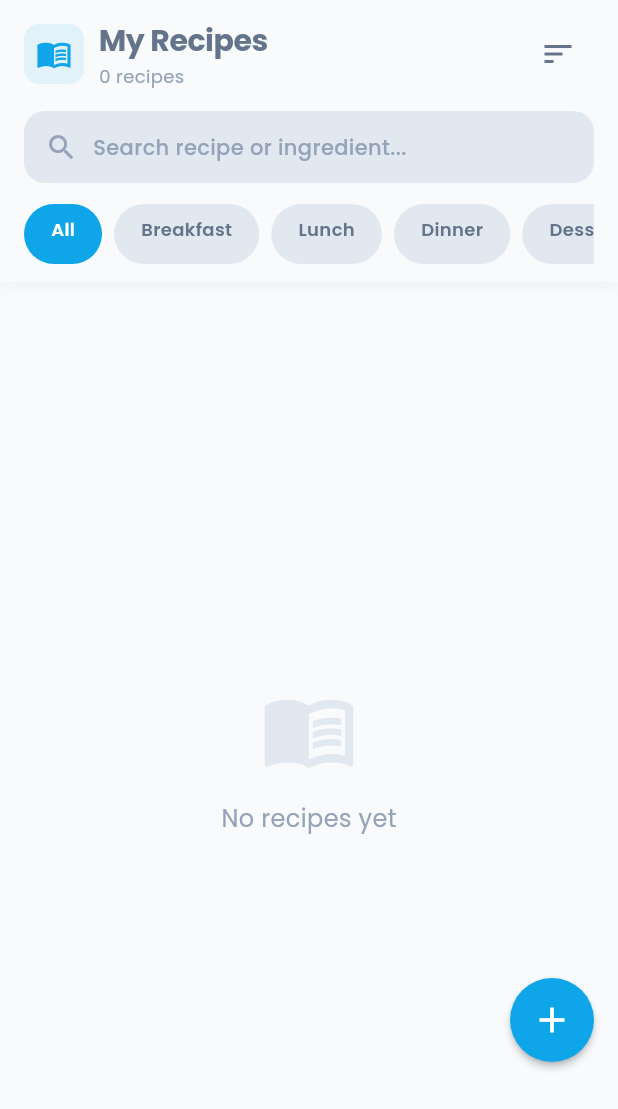
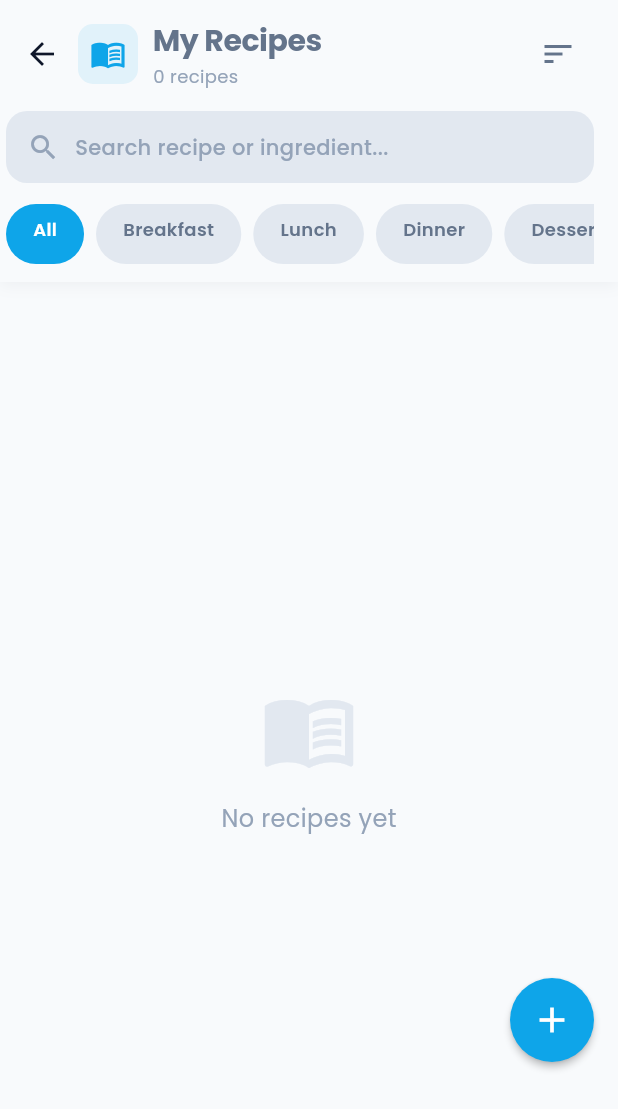
Before and after one commit to Xslead/ChefSpecials, a Flutter app: the MyRecipesScreen screen opened by its route, on a phone screen of 412 x 824 dp. Shown: the top 1109 px of the screen. Run offline on Flutter 3.47's test engine with Material 3 defaults, Android fonts, the phone set to English and light mode, and no system bars; our stand-ins replace cached_network_image, cloud_firestore, firebase_auth, firebase_core, firebase_storage, fl_chart and 4 more; accounts and stored records are empty; generated files the repository leaves out were written again.

Commit message:
feat: make recipe stat cards tappable and add View All to public profile
- Recipes stat card on own profile navigates to My Recipes
- Recipes stat card on public profile navigates to user's recipes
- MyRecipesScreen accepts optional userId to show any user's recipes
- Public profile limits recipes to 3 with View All button
- Followers/Following stat cards on public profile now tappable
- Hide FAB and privacy badges when viewing another user's recipes

```diff
--- a/lib/config/routes.dart
+++ b/lib/config/routes.dart
@@ -175,7 +175,10 @@ final GoRouter router = GoRouter(
     GoRoute(
       parentNavigatorKey: _rootNavigatorKey,
       path: '/my-recipes',
-      builder: (context, state) => const MyRecipesScreen(),
+      builder: (context, state) {
+        final userId = state.extra as String?;
+        return MyRecipesScreen(userId: userId);
+      },
     ),
     GoRoute(
       parentNavigatorKey: _rootNavigatorKey,
--- a/lib/screens/my_recipes/my_recipes_screen.dart
+++ b/lib/screens/my_recipes/my_recipes_screen.dart
@@ -13,7 +13,9 @@ import '../home/widgets/privacy_badge.dart';
 enum _SortOption { newest, oldest, category }
 
 class MyRecipesScreen extends StatefulWidget {
-  const MyRecipesScreen({super.key});
+  final String? userId;
+
+  const MyRecipesScreen({super.key, this.userId});
 
   @override
   State<MyRecipesScreen> createState() => _MyRecipesScreenState();
@@ -106,20 +108,25 @@ class _MyRecipesScreenState extends State<MyRecipesScreen> {
     final l10n = AppLocalizations.of(context)!;
     final authProvider = context.watch<AuthProvider>();
     final recipeProvider = context.watch<RecipeProvider>();
-    final user = authProvider.userModel;
+    final currentUser = authProvider.userModel;
 
-    if (user == null) {
+    if (currentUser == null) {
       return const Scaffold(body: Center(child: CircularProgressIndicator()));
     }
 
-    final userRecipes =
-        recipeProvider.allRecipes.where((r) => r.authorId == user.uid).toList();
+    final isOwnProfile = widget.userId == null || widget.userId == currentUser.uid;
+    final targetUid = widget.userId ?? currentUser.uid;
+
+    final userRecipes = recipeProvider.allRecipes
+        .where((r) =>
+            r.authorId == targetUid && (isOwnProfile || !r.isPrivate))
+        .toList();
     final displayedRecipes = _filterAndSort(userRecipes);
 
     return Scaffold(
       body: Column(
         children: [
-          _buildHeader(context, l10n, userRecipes.length),
+          _buildHeader(context, l10n, userRecipes.length, isOwnProfile),
           Expanded(
             child: displayedRecipes.isEmpty
                 ? Center(
@@ -149,7 +156,8 @@ class _MyRecipesScreenState extends State<MyRecipesScreen> {
                       final recipe = displayedRecipes[index];
                       return Padding(
                         padding: const EdgeInsets.only(bottom: 16),
-                        child: Stack(
+                        child: isOwnProfile
+                            ? Stack(
                                 children: [
                                   RecipeCard(recipe: recipe),
                                   Positioned(
@@ -158,14 +166,16 @@ class _MyRecipesScreenState extends State<MyRecipesScreen> {
                                     child: PrivacyBadge(recipe: recipe),
                                   ),
                                 ],
-                        ),
+                              )
+                            : RecipeCard(recipe: recipe),
                       );
                     },
                   ),
           ),
         ],
       ),
-      floatingActionButton: Padding(
+      floatingActionButton: isOwnProfile
+          ? Padding(
               padding: const EdgeInsets.only(bottom: 100),
               child: FloatingActionButton(
                 heroTag: 'my_recipes_fab',
@@ -176,11 +186,12 @@ class _MyRecipesScreenState extends State<MyRecipesScreen> {
                 shape: const CircleBorder(),
                 child: const Icon(Icons.add, size: 28),
               ),
-      ),
+            )
+          : null,
     );
   }
 
-  Widget _buildHeader(BuildContext context, AppLocalizations l10n, int totalCount) {
+  Widget _buildHeader(BuildContext context, AppLocalizations l10n, int totalCount, bool isOwnProfile) {
     return Container(
       decoration: BoxDecoration(
         color: Theme.of(context).scaffoldBackgroundColor,
@@ -189,13 +200,18 @@ class _MyRecipesScreenState extends State<MyRecipesScreen> {
       child: SafeArea(
         bottom: false,
         child: Padding(
-          padding: const EdgeInsets.fromLTRB(16, 12, 16, 8),
+          padding: const EdgeInsets.fromLTRB(4, 12, 16, 8),
           child: Column(
             crossAxisAlignment: CrossAxisAlignment.start,
             children: [
               // Title row
               Row(
                 children: [
+                  IconButton(
+                    icon: const Icon(Icons.arrow_back),
+                    onPressed: () => context.pop(),
+                    color: AppTheme.textPrimaryOf(context),
+                  ),
                   Container(
                     padding: const EdgeInsets.all(8),
                     decoration: BoxDecoration(
@@ -213,7 +229,7 @@ class _MyRecipesScreenState extends State<MyRecipesScreen> {
                     crossAxisAlignment: CrossAxisAlignment.start,
                     children: [
                       Text(
-                        l10n.myRecipes,
+                        isOwnProfile ? l10n.myRecipes : l10n.recipes,
                         style: const TextStyle(
                           fontSize: 20,
                           fontWeight: FontWeight.bold,
--- a/lib/screens/profile/profile_screen.dart
+++ b/lib/screens/profile/profile_screen.dart
@@ -57,12 +57,15 @@ class ProfileScreen extends StatelessWidget {
                   child: Row(
                     children: [
                       Expanded(
+                        child: GestureDetector(
+                          onTap: () => context.push('/my-recipes'),
                           child: _buildStatCard(
                             context: context,
                             icon: Icons.menu_book,
                             color: AppTheme.primaryColor,
                             count: userRecipes.length,
                             label: l10n.recipes,
+                          ),
                         ),
                       ),
                       const SizedBox(width: 8),
```
Also changed, not shown: lib/screens/profile/public_profile_screen.dart (+66 -2 lines). Lines whose indentation alone changed are shown as unchanged.
